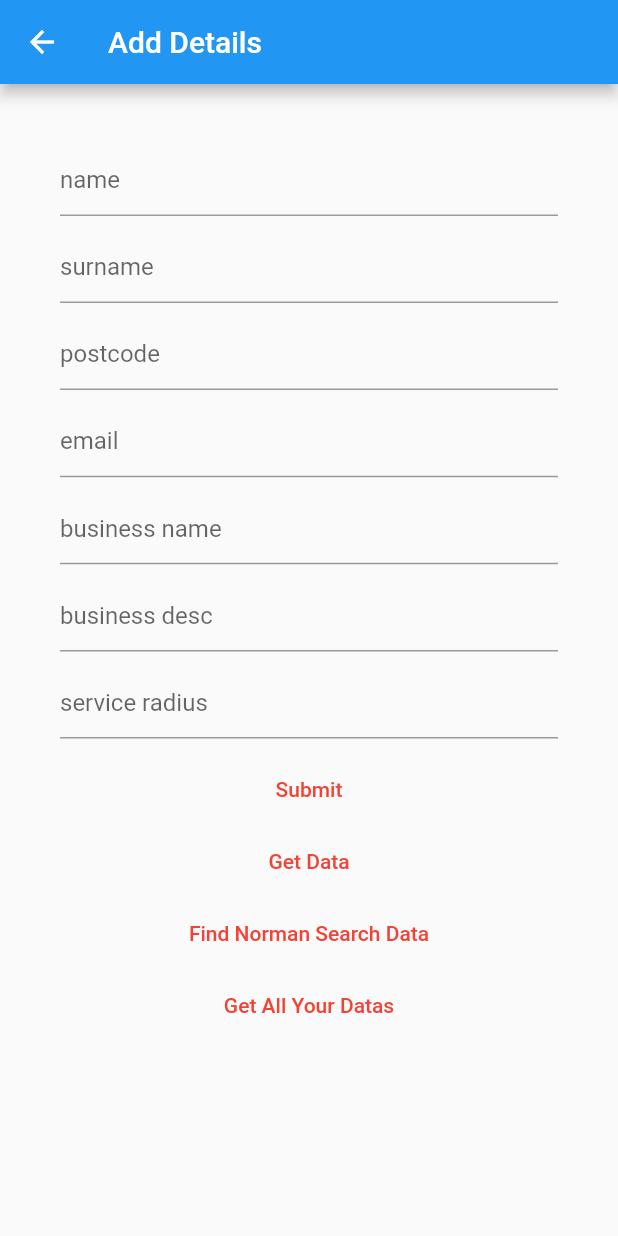
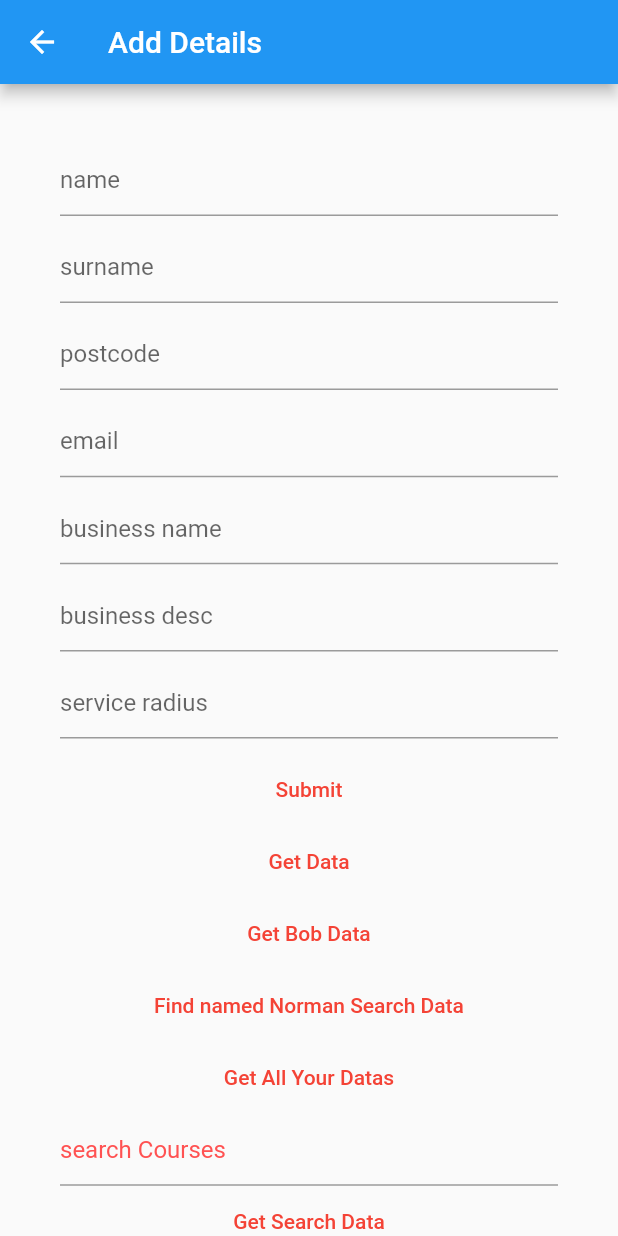
Before and after one commit to blink486/firebase_conn, a Flutter app: the screen it shows after launch, after a tap on "Add Your Data", on a phone screen of 412 x 824 dp. Run offline on Flutter 3.47's test engine with Material 2 defaults, Android fonts, the phone set to English and light mode, and no system bars; our stand-ins replace cloud_firestore, firebase_core, get; accounts and stored records are empty.

Commit message:
SearchMore

```diff
--- a/lib/main.dart
+++ b/lib/main.dart
@@ -7,6 +7,7 @@ import 'package:firebase_conn/screens/adddetails.dart';
 import 'package:firebase_core/firebase_core.dart';
 import 'package:cloud_firestore/cloud_firestore.dart';
 import 'package:flutter/material.dart';
+import 'package:firebase_conn/screens/search.dart';
 
 void main() async {
   WidgetsFlutterBinding.ensureInitialized();
@@ -108,6 +109,18 @@ class _MyAppState extends State<MyApp> {
                 },
                 child: Text("Add Your Data"),
               ),
+              TextButton(
+                style: TextButton.styleFrom(
+                  primary: Colors.red, // foreground
+                ),
+                onPressed: () async {
+                  Navigator.push(
+                      context,
+                      MaterialPageRoute(
+                          builder: (BuildContext context) => Search()));
+                },
+                child: Text("Search For Data"),
+              ),
             ],
           ),
         ),
--- a/lib/screens/adddetails.dart
+++ b/lib/screens/adddetails.dart
@@ -20,8 +20,12 @@ class _AddDetailsState extends State<AddDetails> {
 
   get firestore => null;
 
+  get searchController => null;
+
   @override
   Widget build(BuildContext context) {
+    // TextEditingController searchController2;
+    var searchController2 = searchController;
     return
         // SingleChildScrollView(
         //   child:
@@ -97,7 +101,6 @@ class _AddDetailsState extends State<AddDetails> {
                   },
                   child: Text("Submit"),
                 ),
-
                 TextButton(
                   style: TextButton.styleFrom(
                     primary: Colors.red, // foreground
@@ -114,7 +117,22 @@ class _AddDetailsState extends State<AddDetails> {
                   },
                   child: Text("Get Data"),
                 ),
-
+                TextButton(
+                  style: TextButton.styleFrom(
+                    primary: Colors.red, // foreground
+                  ),
+                  onPressed: () async {
+                    var result = await FirebaseFirestore.instance
+                        .collection('new_biz_add')
+                        .where('f01name', isEqualTo: "Bill")
+                        // .doc('7668IAEwXzIZ56arbn70')
+                        .get();
+                    result.docs.forEach((element) {
+                      print(element.data()['f01name']);
+                    });
+                  },
+                  child: Text("Get Bob Data"),
+                ),
                 TextButton(
                   style: TextButton.styleFrom(
                     primary: Colors.red, // foreground
@@ -122,7 +140,7 @@ class _AddDetailsState extends State<AddDetails> {
                   onPressed: () async {
                     FirebaseFirestore.instance
                         .collection("new_biz_add")
-                        .where("f01name", isEqualTo: "Norman")
+                        .where("f01name", isEqualTo: "Bob")
                         .get()
                         .then((querySnapshot) {
                       querySnapshot.docs.forEach((result) {
@@ -133,35 +151,13 @@ class _AddDetailsState extends State<AddDetails> {
                         print(result['f04business_name']);
                         print(result['f05business_desc']);
                         print(result['f06service_radius']);
-
-                        // print(result['field3']);
+                        print(result['f07email']);
+                        // print(result.data());
                       });
                     });
                   },
-                  child: Text("Find Norman Search Data"),
+                  child: Text("Find named Norman Search Data"),
                 ),
-                //             TextButton(
-                //               style: TextButton.styleFrom(
-                //                 primary: Colors.red, // foreground
-                //               ),
-                //               onPressed: () async {
-                //                 QuerySnapshot snap = await
-                //   FirebaseFirestore.instance.collection('collection').get();
-
-                //   print(document.documentID);
-                // });
-
-                // QuerySnapshot variable = await FirebaseFirestore.instance
-                //     .collection('newc')
-                //     .where('field1', isGreaterThan: 1)
-                //     .get();
-
-                // print(variable["field1"]);
-                // print(variable['field2']);
-                // print(variable['field3']);
-                //   },
-                //   child: Text("GetSearch Data"),
-                // ),
                 TextButton(
                   style: TextButton.styleFrom(
                     primary: Colors.red, // foreground
@@ -174,6 +170,30 @@ class _AddDetailsState extends State<AddDetails> {
                   },
                   child: Text("Get All Your Datas"),
                 ),
+                TextField(
+                  style: TextStyle(color: Colors.blue),
+                  decoration: InputDecoration(
+                      hintText: 'search Courses',
+                      hintStyle: TextStyle(color: Colors.redAccent)),
+                  controller: searchController2,
+                ),
+                TextButton(
+                  style: TextButton.styleFrom(
+                    primary: Colors.red, // foreground
+                  ),
+                  onPressed: () async {
+                    var result = await FirebaseFirestore.instance
+                        .collection('new_biz_add')
+                        .where('f01name', isEqualTo: searchController2)
+                        // .doc('7668IAEwXzIZ56arbn70')
+                        .get();
+                    result.docs.forEach((element) {
+                      print(element.data()['f01name']);
+                      print(searchController2);
+                    });
+                  },
+                  child: Text("Get Search Data"),
+                ),
               ],
             ),
           ),
--- a/pubspec.yaml
+++ b/pubspec.yaml
@@ -29,6 +29,7 @@ dependencies:
   # The following adds the Cupertino Icons font to your application.
   # Use with the CupertinoIcons class for iOS style icons.
   cupertino_icons: ^1.0.2
+  get: ^4.3.8
 
 dev_dependencies:
   flutter_test:
```
Also changed, not shown: lib/screens/search.dart (added, +81 -0 lines), lib/screens/searchx.dart (added, +71 -0 lines), lib/services/datacontroller.dart (added, +20 -0 lines), pubspec.lock.
